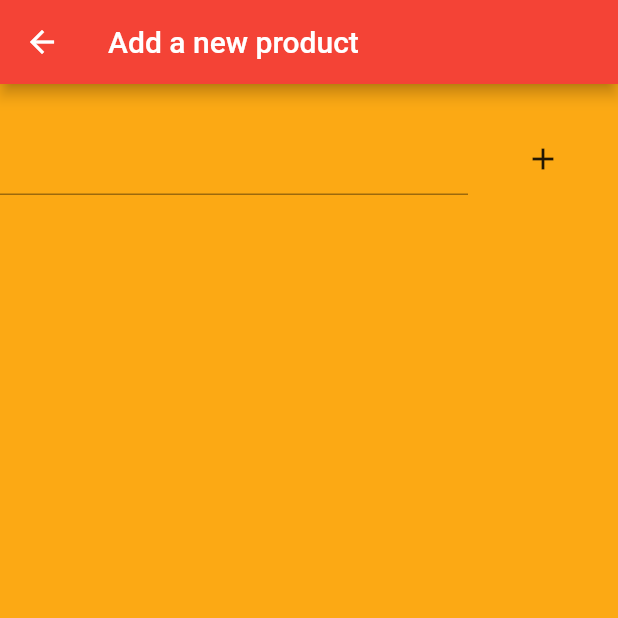
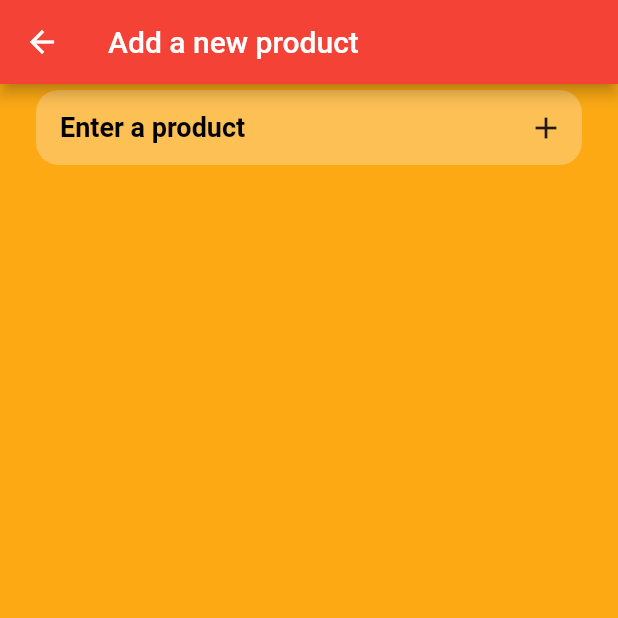
Before and after one commit to LarsDman/ShoppingAppFlutter, a Flutter app: the AddProductScreen screen opened by its route, on a phone screen of 412 x 824 dp, the top half of it. Run offline on Flutter 3.47's test engine with Material 2 defaults, Android fonts, the phone set to English and light mode, and no system bars; our stand-ins replace shared_preferences; accounts and stored records are empty.

```diff
--- a/my_app/lib/screens/add_product_screen.dart
+++ b/my_app/lib/screens/add_product_screen.dart
@@ -103,24 +103,52 @@ class _AddProductScreen_State extends State<AddProductScreen> {
         height: double.infinity,
         width: double.infinity,
         alignment: Alignment.topLeft,
-        child: Row(
-          children: [
-            Expanded(
+        padding: const EdgeInsets.fromLTRB(20, 0, 20, 0),
+        child: Card(
+          elevation: 0,
+          color: const Color(0xffFDC055),
+          shape: RoundedRectangleBorder(
+            borderRadius: BorderRadius.circular(15.0),
+          ),
+          child: SizedBox(
+            height: 50,
+            width: double.infinity,
             child: RawAutocomplete(
               displayStringForOption: ((Product option) => option.title),
               optionsViewBuilder: (BuildContext context,
                   AutocompleteOnSelected<Product> onSelected,
                   Iterable<Product> options) {
-                  return Material(
-                    elevation: 4.0,
-                    child: SizedBox(
-                      height: 200.0,
+                return Container(
                   child: ListView.builder(
                     itemCount: options.length,
                     itemBuilder: (BuildContext context, int index) {
                       final Product option = options.elementAt(index);
-                          return GestureDetector(
-                            onTap: () {
+                      return Container(
+                        padding: const EdgeInsets.fromLTRB(20, 0, 60, 0),
+                        child: Card(
+                          elevation: 0,
+                          color: const Color(0xffFDC055),
+                          shape: RoundedRectangleBorder(
+                            borderRadius: BorderRadius.circular(15.0),
+                          ),
+                          child: Row(
+                            children: [
+                              Expanded(
+                                child: Padding(
+                                  padding:
+                                      const EdgeInsets.fromLTRB(10, 0, 0, 0),
+                                  child: Text(
+                                    option.title,
+                                    style: const TextStyle(
+                                        fontWeight: FontWeight.bold,
+                                        color: Colors.black,
+                                        fontSize: 18),
+                                  ),
+                                ),
+                              ),
+                              IconButton(
+                                icon: const Icon(Icons.add),
+                                onPressed: () {
                                   onSelected(option);
                                   products.moveProductFromListToList(
                                       option.id,
@@ -129,12 +157,12 @@ class _AddProductScreen_State extends State<AddProductScreen> {
                                       auth.name);
                                   Navigator.pop(context);
                                 },
-                            child: ListTile(
-                              title: Text(option.title),
+                              ),
+                            ],
+                          ),
                         ),
                       );
                     },
-                      ),
                   ),
                 );
               },
@@ -149,7 +177,15 @@ class _AddProductScreen_State extends State<AddProductScreen> {
                   TextEditingController textEditingController,
                   FocusNode focusNode,
                   VoidCallback onFieldSubmitted) {
-                  return TextFormField(
+                return SizedBox(
+                  height: 50,
+                  child: Row(
+                    children: [
+                      Expanded(
+                        flex: 1,
+                        child: Card(
+                          elevation: 0,
+                          child: TextFormField(
                             controller: textEditingController,
                             focusNode: focusNode,
                             onFieldSubmitted: (String value) {
@@ -159,21 +195,36 @@ class _AddProductScreen_State extends State<AddProductScreen> {
                             onChanged: (text) {
                               inputText = text;
                             },
-                  );
-                },
+                            style: const TextStyle(
+                                fontWeight: FontWeight.bold,
+                                color: Colors.black,
+                                fontSize: 18),
+                            decoration: const InputDecoration(
+                              border: InputBorder.none,
+                              hintText: "Enter a product",
+                              hintStyle: TextStyle(
+                                  fontWeight: FontWeight.bold,
+                                  color: Colors.black,
+                                  fontSize: 18),
+                              focusColor: Colors.green,
+                              fillColor: Color(0xffFDC055),
+                              filled: true,
                             ),
                           ),
-            SizedBox(
-              height: 100,
-              width: 100,
-              child: IconButton(
+                        ),
+                      ),
+                      IconButton(
                         icon: const Icon(Icons.add),
                         onPressed: () {
                           checkListsWithObject(inputText, context, false, null);
                         },
                       ),
+                    ],
                   ),
-          ],
+                );
+              },
+            ),
+          ),
         ),
       ),
     );
```
Also changed, not shown: my_app/lib/AppDrawer.dart (+6 -8 lines), 1 other file. Lines whose indentation alone changed are shown as unchanged.
